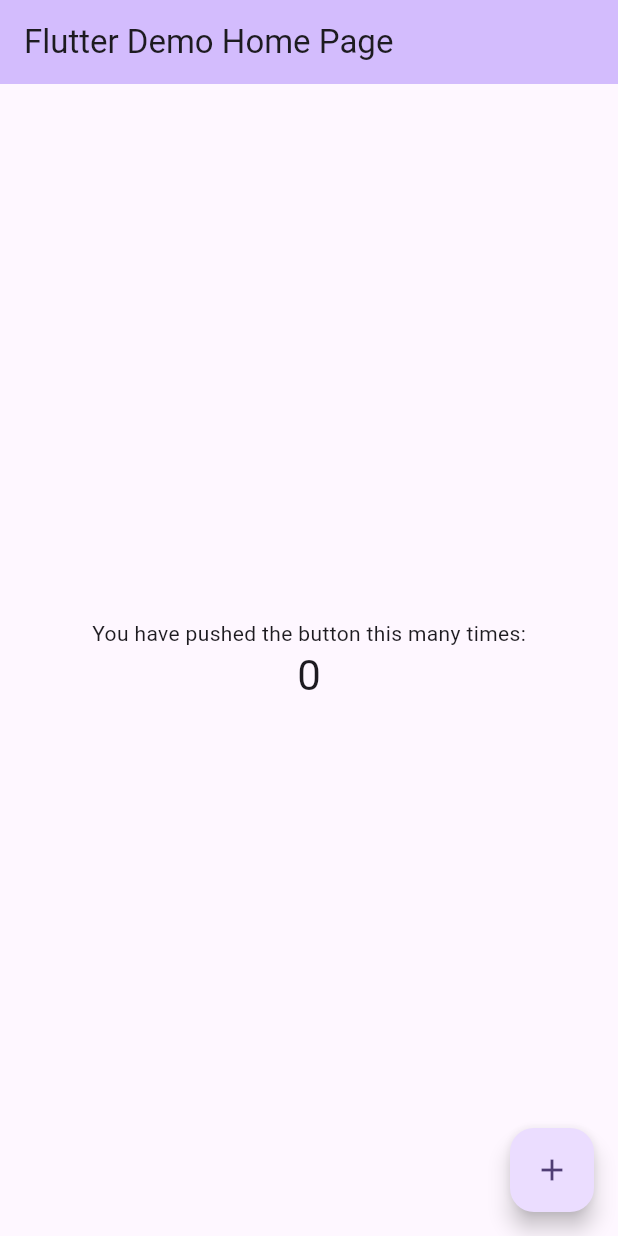
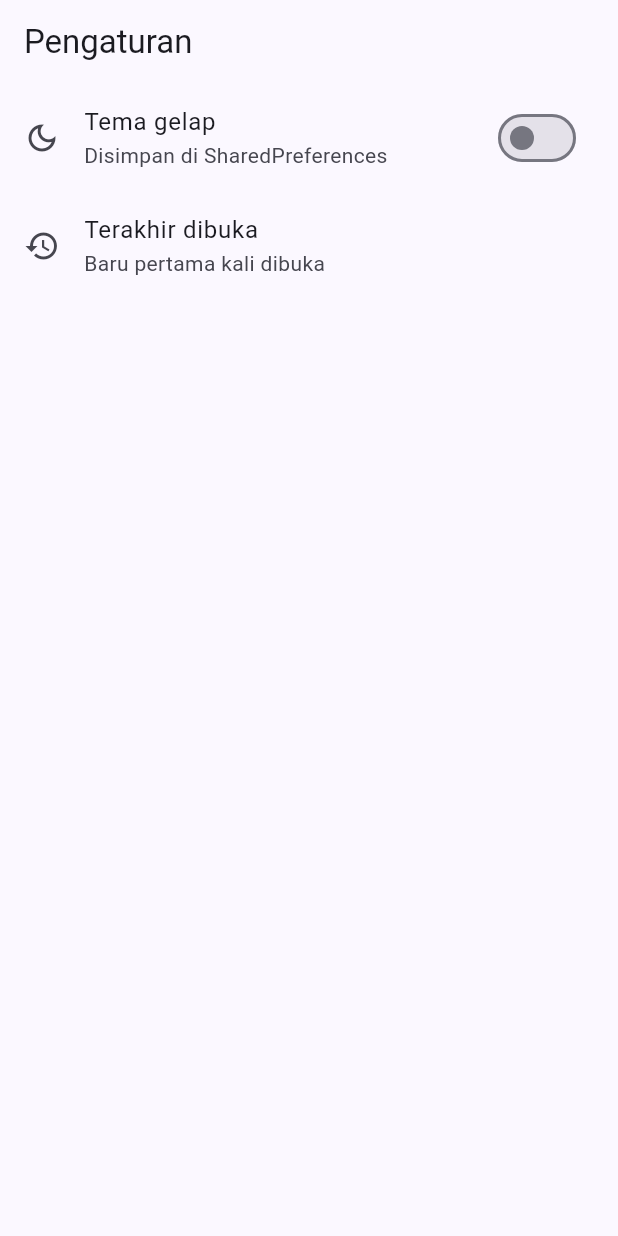
Before and after one commit to Rageel-28/244107020136-mobile-course, a Flutter app: the screen it shows after launch, on a phone screen of 412 x 824 dp. Run offline on Flutter 3.47's test engine with Material 3 defaults, Android fonts, the light colour scheme and no system bars; our stand-ins replace audioplayers, camera, device_preview, flutter_riverpod, geolocator, shared_preferences.

Commit message:
feat(prefs):praktikum 1  simpan tema dan waktu terakhir dibuka

```diff
--- /dev/null
+++ b/07-week-7/week5_offline_notes/lib/data/prefs.dart
@@ -0,0 +1,26 @@
+import 'package:shared_preferences/shared_preferences.dart';
+
+class PrefsRepository {
+  static const _darkModeKey = 'dark_mode';
+  static const _lastOpenedKey = 'last_opened_at';
+
+  Future<bool> getDarkMode() async {
+    final prefs = await SharedPreferences.getInstance();
+    return prefs.getBool(_darkModeKey) ?? false;
+  }
+
+  Future<void> setDarkMode(bool value) async {
+    final prefs = await SharedPreferences.getInstance();
+    await prefs.setBool(_darkModeKey, value);
+  }
+
+  Future<void> markOpenedNow() async {
+    final prefs = await SharedPreferences.getInstance();
+    await prefs.setString(_lastOpenedKey, DateTime.now().toIso8601String());
+  }
+
+  Future<String?> getLastOpened() async {
+    final prefs = await SharedPreferences.getInstance();
+    return prefs.getString(_lastOpenedKey);
+  }
+}
--- a/07-week-7/week5_offline_notes/lib/main.dart
+++ b/07-week-7/week5_offline_notes/lib/main.dart
@@ -1,122 +1,34 @@
 import 'package:flutter/material.dart';
+import 'package:flutter_riverpod/flutter_riverpod.dart';
+
+import 'pages/settings_page.dart';
+import 'providers/prefs_providers.dart';
 
 void main() {
-  runApp(const MyApp());
+  WidgetsFlutterBinding.ensureInitialized();
+  runApp(const ProviderScope(child: OfflineNotesApp()));
 }
 
-class MyApp extends StatelessWidget {
-  const MyApp({super.key});
+class OfflineNotesApp extends ConsumerWidget {
+  const OfflineNotesApp({super.key});
 
-  // This widget is the root of your application.
   @override
-  Widget build(BuildContext context) {
+  Widget build(BuildContext context, WidgetRef ref) {
+    final isDark = ref.watch(darkModeProvider).value ?? false;
+
     return MaterialApp(
-      title: 'Flutter Demo',
+      title: 'Offline Notes',
+      debugShowCheckedModeBanner: false,
       theme: ThemeData(
-        // This is the theme of your application.
-        //
-        // TRY THIS: Try running your application with "flutter run". You'll see
-        // the application has a purple toolbar. Then, without quitting the app,
-        // try changing the seedColor in the colorScheme below to Colors.green
-        // and then invoke "hot reload" (save your changes or press the "hot
-        // reload" button in a Flutter-supported IDE, or press "r" if you used
-        // the command line to start the app).
-        //
-        // Notice that the counter didn't reset back to zero; the application
-        // state is not lost during the reload. To reset the state, use hot
-        // restart instead.
-        //
-        // This works for code too, not just values: Most code changes can be
-        // tested with just a hot reload.
-        colorScheme: .fromSeed(seedColor: Colors.deepPurple),
+        colorSchemeSeed: Colors.indigo,
+        brightness: Brightness.light,
       ),
-      home: const MyHomePage(title: 'Flutter Demo Home Page'),
+      darkTheme: ThemeData(
+        colorSchemeSeed: Colors.indigo,
+        brightness: Brightness.dark,
+      ),
+      themeMode: isDark ? ThemeMode.dark : ThemeMode.light,
+      home: const SettingsPage(), // diganti NotesPage pada Praktikum 3
     );
   }
 }
-
-class MyHomePage extends StatefulWidget {
-  const MyHomePage({super.key, required this.title});
-
-  // This widget is the home page of your application. It is stateful, meaning
-  // that it has a State object (defined below) that contains fields that affect
-  // how it looks.
-
-  // This class is the configuration for the state. It holds the values (in this
-  // case the title) provided by the parent (in this case the App widget) and
-  // used by the build method of the State. Fields in a Widget subclass are
-  // always marked "final".
-
-  final String title;
-
-  @override
-  State<MyHomePage> createState() => _MyHomePageState();
-}
-
-class _MyHomePageState extends State<MyHomePage> {
-  int _counter = 0;
-
-  void _incrementCounter() {
-    setState(() {
-      // This call to setState tells the Flutter framework that something has
-      // changed in this State, which causes it to rerun the build method below
-      // so that the display can reflect the updated values. If we changed
-      // _counter without calling setState(), then the build method would not be
-      // called again, and so nothing would appear to happen.
-      _counter++;
-    });
-  }
-
-  @override
-  Widget build(BuildContext context) {
-    // This method is rerun every time setState is called, for instance as done
-    // by the _incrementCounter method above.
-    //
-    // The Flutter framework has been optimized to make rerunning build methods
-    // fast, so that you can just rebuild anything that needs updating rather
-    // than having to individually change instances of widgets.
-    return Scaffold(
-      appBar: AppBar(
-        // TRY THIS: Try changing the color here to a specific color (to
-        // Colors.amber, perhaps?) and trigger a hot reload to see the AppBar
-        // change color while the other colors stay the same.
-        backgroundColor: Theme.of(context).colorScheme.inversePrimary,
-        // Here we take the value from the MyHomePage object that was created by
-        // the App.build method, and use it to set our appbar title.
-        title: Text(widget.title),
-      ),
-      body: Center(
-        // Center is a layout widget. It takes a single child and positions it
-        // in the middle of the parent.
-        child: Column(
-          // Column is also a layout widget. It takes a list of children and
-          // arranges them vertically. By default, it sizes itself to fit its
-          // children horizontally, and tries to be as tall as its parent.
-          //
-          // Column has various properties to control how it sizes itself and
-          // how it positions its children. Here we use mainAxisAlignment to
-          // center the children vertically; the main axis here is the vertical
-          // axis because Columns are vertical (the cross axis would be
-          // horizontal).
-          //
-          // TRY THIS: Invoke "debug painting" (choose the "Toggle Debug Paint"
-          // action in the IDE, or press "p" in the console), to see the
-          // wireframe for each widget.
-          mainAxisAlignment: .center,
-          children: [
-            const Text('You have pushed the button this many times:'),
-            Text(
-              '$_counter',
-              style: Theme.of(context).textTheme.headlineMedium,
-            ),
-          ],
-        ),
-      ),
-      floatingActionButton: FloatingActionButton(
-        onPressed: _incrementCounter,
-        tooltip: 'Increment',
-        child: const Icon(Icons.add),
-      ),
-    );
-  }
-}
--- /dev/null
+++ b/07-week-7/week5_offline_notes/lib/pages/settings_page.dart
@@ -0,0 +1,55 @@
+import 'package:flutter/material.dart';
+import 'package:flutter_riverpod/flutter_riverpod.dart';
+
+import '../providers/prefs_providers.dart';
+
+class SettingsPage extends ConsumerWidget {
+  const SettingsPage({super.key});
+
+  @override
+  Widget build(BuildContext context, WidgetRef ref) {
+    final darkAsync = ref.watch(darkModeProvider);
+    final lastOpenedAsync = ref.watch(lastOpenedProvider);
+
+    return Scaffold(
+      appBar: AppBar(title: const Text('Pengaturan')),
+      body: ListView(
+        children: [
+          darkAsync.when(
+            loading: () => const ListTile(
+              title: Text('Memuat preferensi...'),
+              trailing: SizedBox(
+                width: 24,
+                height: 24,
+                child: CircularProgressIndicator(strokeWidth: 2),
+              ),
+            ),
+            error: (e, _) => ListTile(
+              leading: const Icon(Icons.error_outline),
+              title: const Text('Gagal memuat preferensi'),
+              subtitle: Text('$e'),
+            ),
+            data: (isDark) => SwitchListTile(
+              secondary: const Icon(Icons.dark_mode_outlined),
+              title: const Text('Tema gelap'),
+              subtitle: const Text('Disimpan di SharedPreferences'),
+              value: isDark,
+              onChanged: (_) => ref.read(darkModeProvider.notifier).toggle(),
+            ),
+          ),
+          ListTile(
+            leading: const Icon(Icons.history),
+            title: const Text('Terakhir dibuka'),
+            subtitle: Text(
+              lastOpenedAsync.when(
+                data: (value) => value ?? 'Baru pertama kali dibuka',
+                loading: () => 'Memuat...',
+                error: (e, _) => 'Error: $e',
+              ),
+            ),
+          ),
+        ],
+      ),
+    );
+  }
+}
--- /dev/null
+++ b/07-week-7/week5_offline_notes/lib/providers/prefs_providers.dart
@@ -0,0 +1,37 @@
+import 'package:flutter_riverpod/flutter_riverpod.dart';
+
+import '../data/prefs.dart';
+
+final prefsRepositoryProvider =
+    Provider<PrefsRepository>((ref) => PrefsRepository());
+
+final darkModeProvider =
+    AsyncNotifierProvider<DarkModeNotifier, bool>(DarkModeNotifier.new);
+
+class DarkModeNotifier extends AsyncNotifier<bool> {
+  @override
+  Future<bool> build() => ref.watch(prefsRepositoryProvider).getDarkMode();
+
+  Future<void> toggle() async {
+    final previous = state.value ?? false;
+    final next = !previous;
+    // Optimistic update: UI langsung berubah tanpa menunggu disk.
+    state = AsyncData(next);
+    try {
+      await ref.read(prefsRepositoryProvider).setDarkMode(next);
+    } catch (_) {
+      // Gagal menyimpan: kembalikan ke nilai sebelumnya.
+      state = AsyncData(previous);
+      rethrow;
+    }
+  }
+}
+
+/// Membaca waktu terakhir dibuka (dari sesi sebelumnya),
+/// lalu mencatat waktu sekarang untuk sesi berikutnya.
+final lastOpenedProvider = FutureProvider<String?>((ref) async {
+  final repo = ref.watch(prefsRepositoryProvider);
+  final previous = await repo.getLastOpened();
+  await repo.markOpenedNow();
+  return previous;
+});
```
